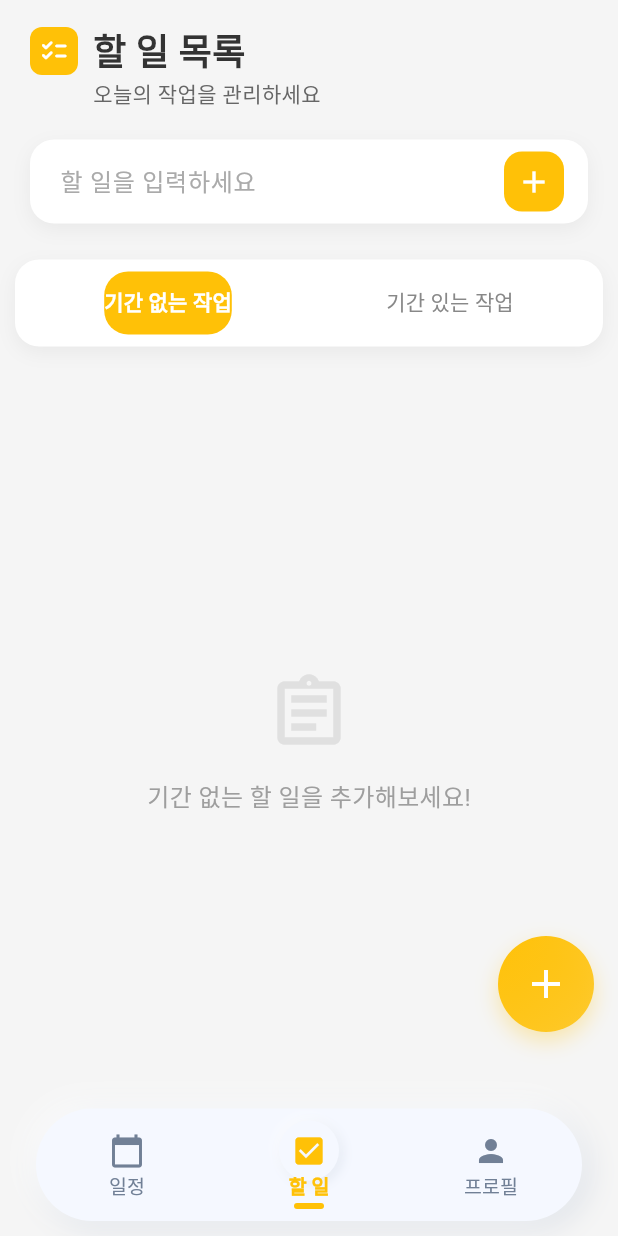
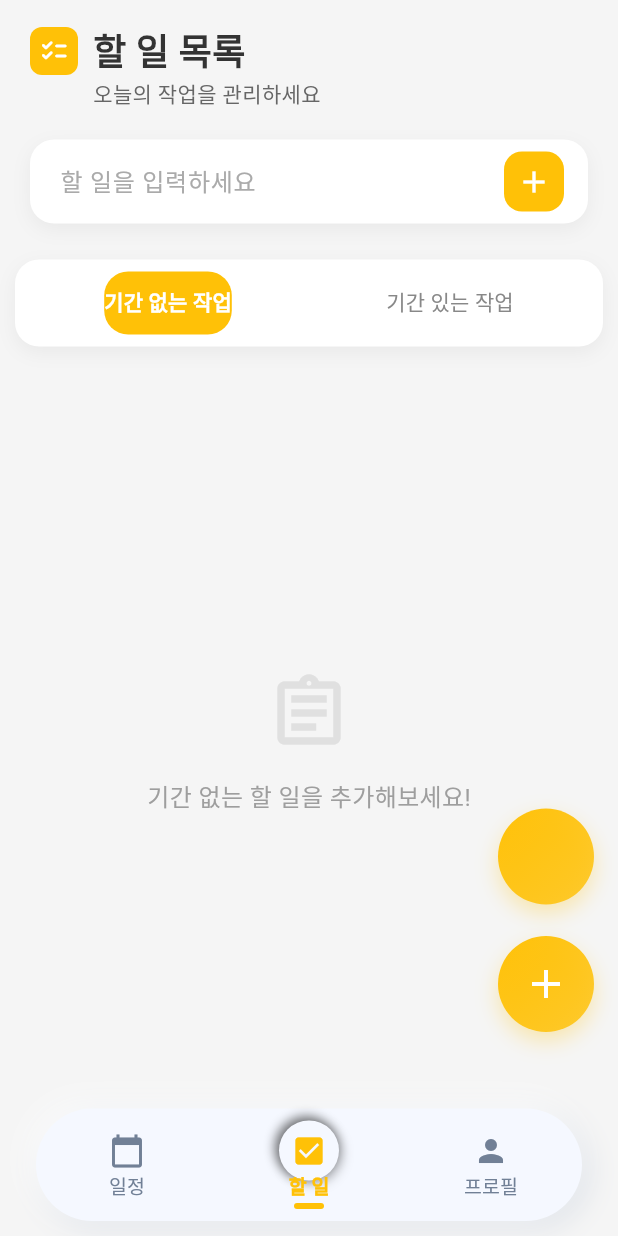
Before and after one commit to dogdogcode/toDo-List, a Flutter app: the screen it shows after launch, swiped to page 2, on a phone screen of 412 x 824 dp. Run offline on Flutter 3.47's test engine with Material 3 defaults, Android fonts, the phone set to English and light mode, and no system bars; our stand-ins replace shared_preferences, table_calendar.

Commit message:
임시 저장

```diff
--- a/lib/main.dart
+++ b/lib/main.dart
@@ -143,6 +143,12 @@ class _MainScreenState extends State<MainScreen>
         },
         children: _screens,
       ),
+      floatingActionButton: Container(
+        width: 64,
+        height: 64,
+        margin: const EdgeInsets.only(bottom: 120),
+        decoration: NeumorphicStyles.getFABDecoration(),
+      ),
       bottomNavigationBar: Padding(
         padding: EdgeInsets.only(
           bottom: 10.0 + bottomPadding,
@@ -155,13 +161,23 @@ class _MainScreenState extends State<MainScreen>
             borderRadius: BorderRadius.circular(37.5), // 높이의 절반
             boxShadow: [
               BoxShadow(
-                color: NeumorphicStyles.darkShadow.withOpacity(0.3),
+                color: Color.fromRGBO(
+                  163, // darkShadow.red
+                  177, // darkShadow.green
+                  198, // darkShadow.blue
+                  76 / 255,
+                ),
                 blurRadius: 15,
                 spreadRadius: 1,
                 offset: const Offset(4, 4),
               ),
               BoxShadow(
-                color: NeumorphicStyles.lightShadow.withOpacity(0.7),
+                color: Color.fromRGBO(
+                  255, // lightShadow.red
+                  255, // lightShadow.green
+                  255, // lightShadow.blue
+                  178 / 255,
+                ),
                 blurRadius: 15,
                 spreadRadius: 1,
                 offset: const Offset(-4, -4),
@@ -274,16 +290,22 @@ class _MainScreenState extends State<MainScreen>
                             shape: BoxShape.circle,
                             boxShadow: [
                               BoxShadow(
-                                color: NeumorphicStyles.darkShadow.withOpacity(
-                                  0.2,
+                                color: Color.fromRGBO(
+                                  NeumorphicStyles.darkShadow.r.round(),
+                                  NeumorphicStyles.darkShadow.g.round(),
+                                  NeumorphicStyles.darkShadow.b.round(),
+                                  51 / 255,
                                 ),
                                 blurRadius: 5,
                                 spreadRadius: 1,
                                 offset: const Offset(2, 2),
                               ),
                               BoxShadow(
-                                color: NeumorphicStyles.lightShadow.withOpacity(
-                                  0.5,
+                                color: Color.fromRGBO(
+                                  NeumorphicStyles.lightShadow.r.round(),
+                                  NeumorphicStyles.lightShadow.g.round(),
+                                  NeumorphicStyles.lightShadow.b.round(),
+                                  127 / 255,
                                 ),
                                 blurRadius: 5,
                                 spreadRadius: 1,
--- a/lib/models/todo.dart
+++ b/lib/models/todo.dart
@@ -86,7 +86,9 @@ class Todo {
       memo: json['memo'],
       tags: List<String>.from(json['tags'] ?? []),
       createdAt:
-          json['createdAt'] != null ? DateTime.parse(json['createdAt']) : null,
+          json['createdAt'] != null
+              ? DateTime.parse(json['createdAt'])
+              : DateTime.now(),
       completedAt:
           json['completedAt'] != null
               ? DateTime.parse(json['completedAt'])
--- a/lib/screens/calendar_screen.dart
+++ b/lib/screens/calendar_screen.dart
@@ -5,10 +5,10 @@ class CalendarScreen extends StatefulWidget {
   const CalendarScreen({super.key});
 
   @override
-  _CalendarScreenState createState() => _CalendarScreenState();
+  CalendarScreenState createState() => CalendarScreenState();
 }
 
-class _CalendarScreenState extends State<CalendarScreen> {
+class CalendarScreenState extends State<CalendarScreen> {
   CalendarFormat _calendarFormat = CalendarFormat.month;
   DateTime _focusedDay = DateTime.now();
   DateTime? _selectedDay;
--- a/lib/screens/todo_list_screen.dart
+++ b/lib/screens/todo_list_screen.dart
@@ -10,10 +10,10 @@ class TodoListScreen extends StatefulWidget {
   const TodoListScreen({super.key});
 
   @override
-  _TodoListScreenState createState() => _TodoListScreenState();
+  TodoListScreenState createState() => TodoListScreenState();
 }
 
-class _TodoListScreenState extends State<TodoListScreen>
+class TodoListScreenState extends State<TodoListScreen>
     with SingleTickerProviderStateMixin {
   List<Todo> _todos = [];
   final TextEditingController _textController = TextEditingController();
@@ -59,7 +59,7 @@ class _TodoListScreenState extends State<TodoListScreen>
         _isLoading = false;
       });
     } catch (e) {
-      print('할 일 목록 불러오기 오류: $e');
+      // 오류 로깅: 할 일 목록 불러오기 오류
       setState(() {
         _isLoading = false;
       });
@@ -82,7 +82,7 @@ class _TodoListScreenState extends State<TodoListScreen>
         await _loadTodos(); // 목록 새로고침
         _textController.clear();
       } catch (e) {
-        print('할 일 추가 오류: $e');
+        // 오류 로깅: 할 일 추가 오류
       }
     }
   }
@@ -99,7 +99,7 @@ class _TodoListScreenState extends State<TodoListScreen>
       await TodoService.addTodo(todo);
       await _loadTodos(); // 목록 새로고침
     } catch (e) {
-      print('상세 할 일 추가 오류: $e');
+      // 오류 로깅: 상세 할 일 추가 오류
     }
   }
 
@@ -109,7 +109,7 @@ class _TodoListScreenState extends State<TodoListScreen>
       await TodoService.toggleTodoCompleted(id);
       await _loadTodos(); // 목록 새로고침
     } catch (e) {
-      print('할 일 상태 변경 오류: $e');
+      // 오류 로깅: 할 일 상태 변경 오류
     }
   }
 
@@ -119,7 +119,7 @@ class _TodoListScreenState extends State<TodoListScreen>
       await TodoService.deleteTodo(id);
       await _loadTodos(); // 목록 새로고침
     } catch (e) {
-      print('할 일 삭제 오류: $e');
+      // 오류 로깅: 할 일 삭제 오류
     }
   }
 
@@ -212,7 +212,7 @@ class _TodoListScreenState extends State<TodoListScreen>
                   borderRadius: BorderRadius.circular(16),
                   boxShadow: [
                     BoxShadow(
-                      color: Colors.black.withOpacity(0.05),
+                      color: Color.fromARGB(13, 0, 0, 0),
                       blurRadius: 10,
                       offset: const Offset(0, 4),
                     ),
@@ -264,7 +264,7 @@ class _TodoListScreenState extends State<TodoListScreen>
                   borderRadius: BorderRadius.circular(16),
                   boxShadow: [
                     BoxShadow(
-                      color: Colors.black.withOpacity(0.05),
+                      color: Color.fromARGB(13, 0, 0, 0),
                       blurRadius: 10,
                       offset: const Offset(0, 4),
                     ),
@@ -367,24 +367,7 @@ class _TodoListScreenState extends State<TodoListScreen>
         width: 64,
         height: 64,
         margin: const EdgeInsets.only(bottom: 120), // 플러스 버튼을 더 위로 올림
-        decoration: BoxDecoration(
-          gradient: LinearGradient(
-            colors: [
-              NeumorphicStyles.primaryButtonColor,
-              NeumorphicStyles.primaryButtonColor.withOpacity(0.8),
-            ],
-            begin: Alignment.topLeft,
-            end: Alignment.bottomRight,
-          ),
-          borderRadius: BorderRadius.circular(32),
-          boxShadow: [
-            BoxShadow(
-              color: NeumorphicStyles.primaryButtonColor.withOpacity(0.3),
-              blurRadius: 12,
-              offset: const Offset(0, 6),
-            ),
-          ],
-        ),
+        decoration: NeumorphicStyles.getFABDecoration(),
         child: Material(
           color: Colors.transparent,
           child: InkWell(
--- a/lib/widgets/detailed_todo_input.dart
+++ b/lib/widgets/detailed_todo_input.dart
@@ -8,10 +8,10 @@ class DetailedTodoInput extends StatefulWidget {
   const DetailedTodoInput({super.key, required this.onSave});
 
   @override
-  _DetailedTodoInputState createState() => _DetailedTodoInputState();
+  DetailedTodoInputState createState() => DetailedTodoInputState();
 }
 
-class _DetailedTodoInputState extends State<DetailedTodoInput> {
+class DetailedTodoInputState extends State<DetailedTodoInput> {
   final TextEditingController _titleController = TextEditingController();
   final TextEditingController _memoController = TextEditingController();
   final TextEditingController _tagController = TextEditingController();
```
Also changed, not shown: lib/utils/neumorphic_styles.dart (+50 -7 lines), lib/widgets/todo_list_item.dart (+32 -32 lines), 3 other files.
